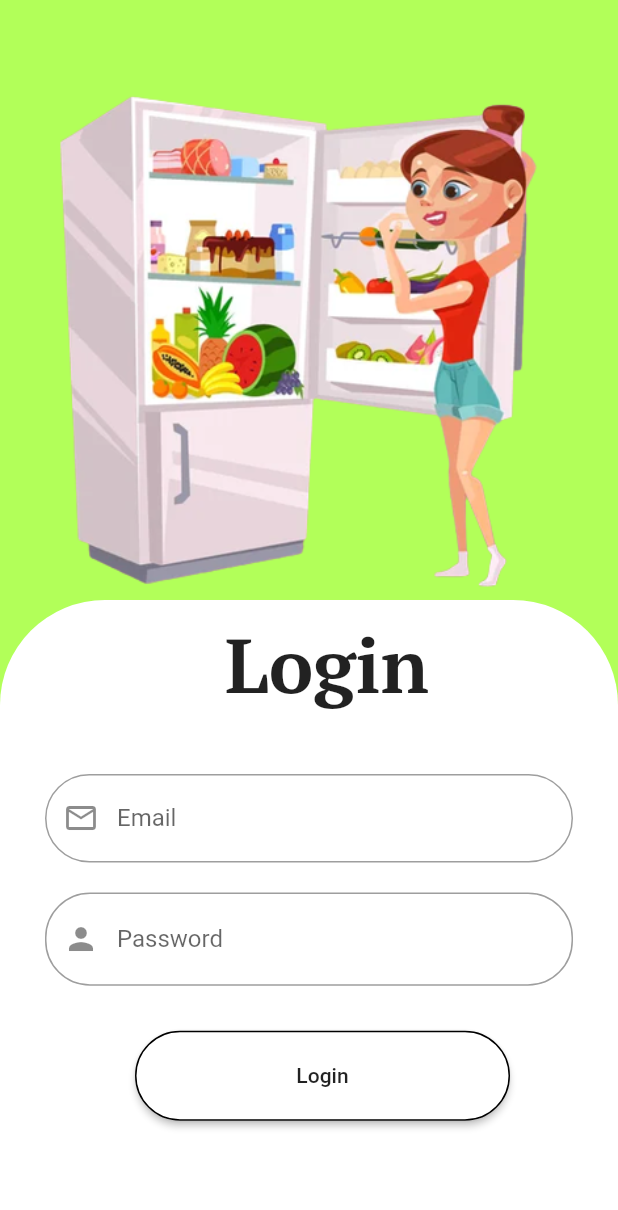
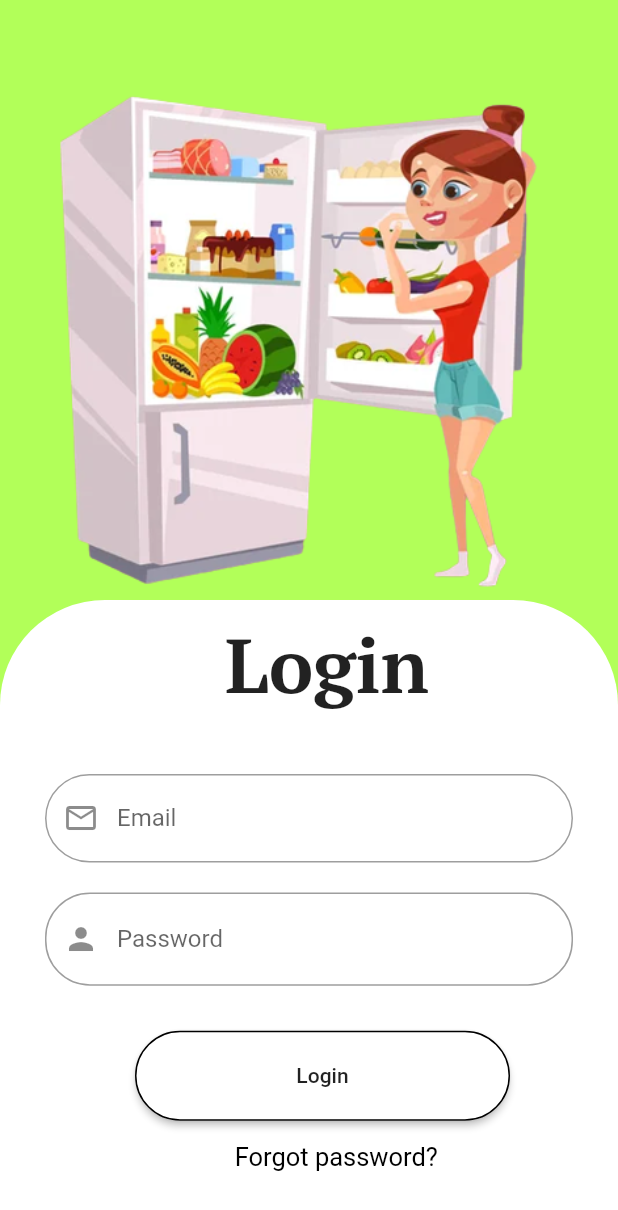
Before and after one commit to ayan-gorain/Cook-Fast, a Flutter app: the login screen opened by its route, after a tap on "Login", on a phone screen of 412 x 824 dp. Shown: the top 1210 px of the screen. Run offline on Flutter 3.47's test engine with Material 2 defaults, Android fonts, the phone set to English and light mode, and no system bars; drawn by our look-alikes of velocity_x; our stand-ins replace firebase_auth, firebase_core, flutter_screenutil, get, pinput; missing offline and left inert: dart:ffi; accounts and stored records are empty.

Commit message:
many things completed(ui)

```diff
--- a/lib/pages/loginpage.dart
+++ b/lib/pages/loginpage.dart
@@ -1,5 +1,9 @@
+import 'package:firebase_auth/firebase_auth.dart';
 import 'package:flutter/material.dart';
 import 'package:velocity_x/velocity_x.dart';
+
+import '../utils/routes.dart';
+import 'onboarding.dart';
 class login extends StatefulWidget {
   const login({Key? key}) : super(key: key);
 
@@ -8,7 +12,11 @@ class login extends StatefulWidget {
 }
 
 class _loginState extends State<login> {
+  late String _email,_password;
   bool _isHidden = true;
+  final auth=FirebaseAuth.instance;
+
+  final _formKey=GlobalKey<FormState>();
 
   @override
   Widget build(BuildContext context) {
@@ -42,7 +50,17 @@ class _loginState extends State<login> {
 
                   Padding(
                     padding: const EdgeInsets.only(left: 30,right: 30),
-                    child: TextField(
+                    child: TextFormField(
+                      validator: (value){
+                        if(value!.isEmpty){
+                          return "email cannot be empty";
+                        }
+                        return null;
+
+                      },
+                      onChanged: (value){
+                        _email=value.trim();
+                      },
                       decoration: InputDecoration(
                         prefixIcon : Icon(Icons.mail_outline),
                         border: OutlineInputBorder(borderRadius: BorderRadius.all(Radius.circular(30.0)),
@@ -58,6 +76,9 @@ class _loginState extends State<login> {
                   Padding(
                     padding: const EdgeInsets.only(left: 30,right: 30),
                     child: TextFormField(
+                      onChanged: (value){
+                        _password=value.trim();
+                      },
                       obscureText: _isHidden,
                       decoration: InputDecoration(
 
@@ -99,8 +120,21 @@ class _loginState extends State<login> {
                     child: MaterialButton(
                       minWidth:250,
                       height: 60,
-                      onPressed: () {
-                       // Navigator.pushNamed(context, MyRoutes.otpRoute );
+                      onPressed: () async {
+                        try {
+                          final credential = await FirebaseAuth.instance.signInWithEmailAndPassword(
+                              email: _email,
+                              password: _password
+                        );
+                          Navigator.of(context).pushReplacement(MaterialPageRoute(builder: (context)=>onboa()));
+                        } on FirebaseAuthException catch (e) {
+                          if (e.code == 'user-not-found') {
+                            print('No user found for that email.');
+                          } else if (e.code == 'wrong-password') {
+                            print('Wrong password provided for that user.');
+                          }
+                        }
+
                       },
                       color: Colors.white,
                       shape: RoundedRectangleBorder(
@@ -112,6 +146,21 @@ class _loginState extends State<login> {
                           style: TextStyle(
                             fontWeight: FontWeight.w500,
                           )),
+                    ),
+                  ),
+                  Padding(
+                    padding: const EdgeInsets.only(left: 140),
+                    child: TextButton(onPressed: () {
+
+                     // Navigator.pushNamed(context, Myroutes.forgetpasswordRoute);
+                    },
+                      child: Text(
+                          '  Forgot password?',
+                          style: TextStyle(
+                              inherit: true,
+                              fontSize: 17,
+                              color: Colors.black,
+                              fontWeight: FontWeight.w400)),
                     ),
                   ),
 
```
Also changed, not shown: lib/pages/loginsignup.dart (+8 -1 lines).
